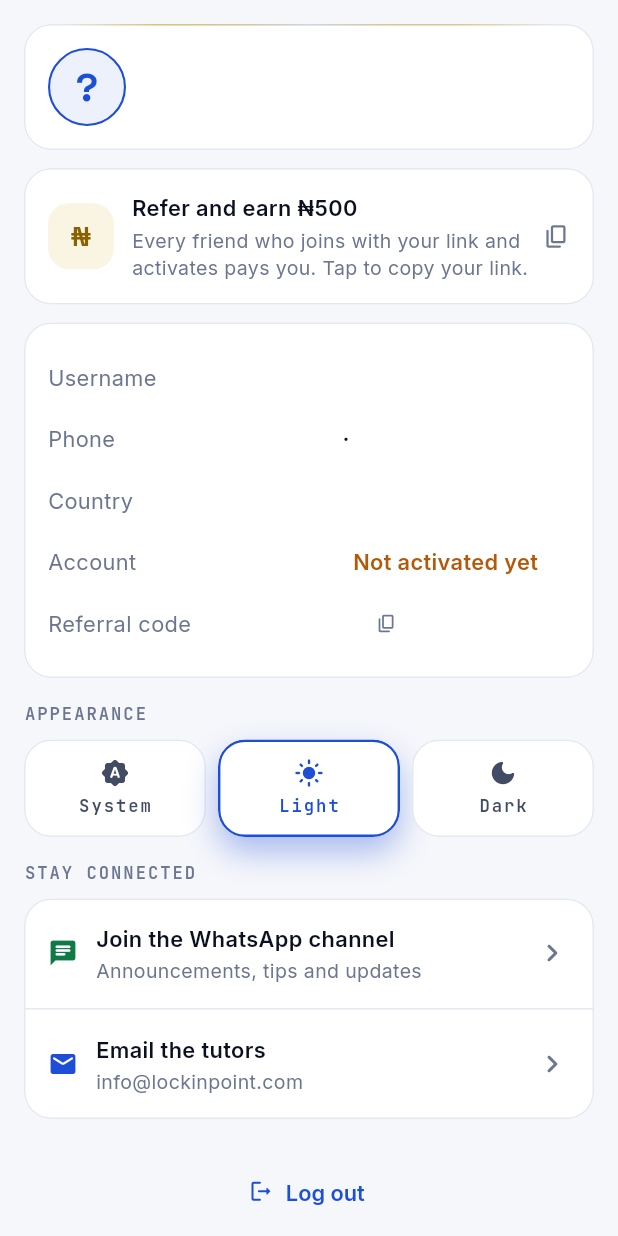
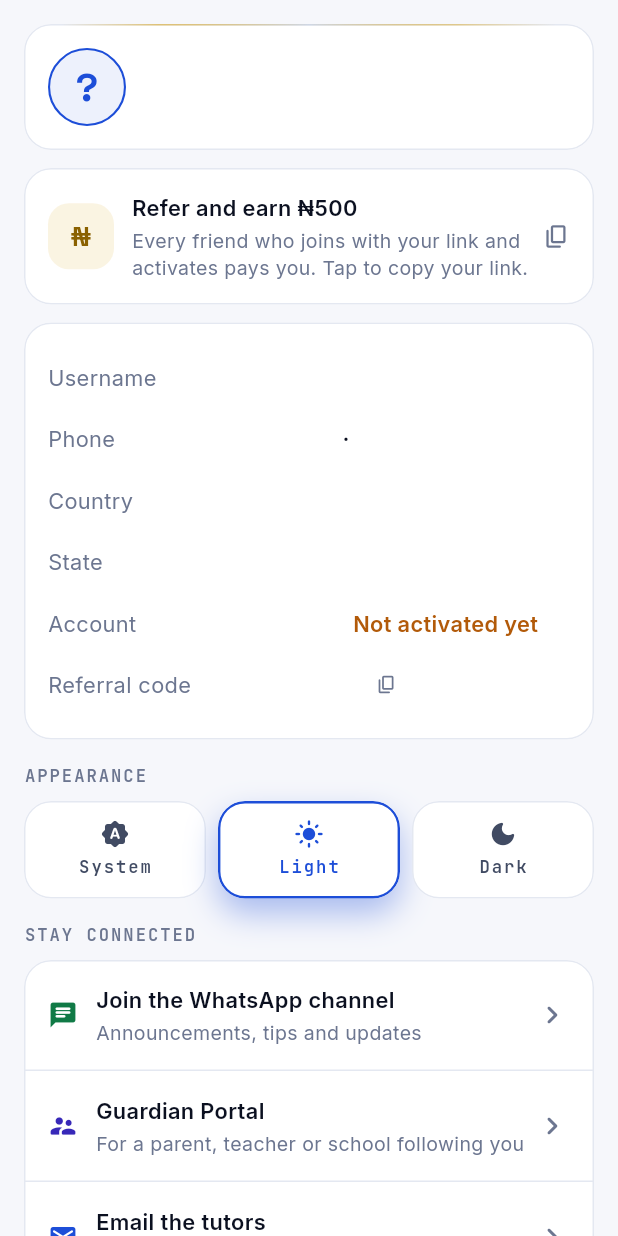
Before and after one commit to isaac2526/lockinpoint-mobile, a Flutter app: the _Content widget shown alone on an empty page, opened directly with empty values, on a phone screen of 412 x 824 dp. Run offline on Flutter 3.47's test engine with Material 3 defaults, Android fonts, the phone set to English and light mode, and no system bars; our stand-ins replace cached_network_image, dio, flutter_html, flutter_riverpod, flutter_secure_storage, shared_preferences; missing offline and left inert: flutter_math_fork; accounts and stored records are empty; network calls fail.

Commit message:
The app carries its Product Key and the door to the Guardian Portal
THE PRODUCT KEY gets its own card in the profile, in indigo, at monoBig — it
is a thing a student READS ALOUD to a parent over the phone, so it has to be
large, tappable to copy, and unambiguous. The caption says plainly what it is
not: "It is not a password and it unlocks nothing on its own." A student who
believes their key is a licence will guard it from the very person meant to
have it.

THE GUARDIAN PORTAL IS A LINK, NOT A SECOND APP. A parent following a
candidate should not have to install, update and sign into another app on a
phone they may share. The profile opens the website. The student app stays a
student app — nothing in it can hold a guardian session.

State joins the record rows now that profiles carry one.

Three new tests: the key is shown, explained as not-a-password and copies on
tap; an account without one yet shows no card at all; and the Guardian Portal
door is reachable by scrolling like every other door.

113 tests pass, analyzer clean.

Co-Authored-By: Claude Opus 5 <noreply@anthropic.com>
Claude-Session: https://claude.ai/code/session_01JF5Wj86tkRr2EmVTtp3UCM

```diff
--- a/lib/core/config.dart
+++ b/lib/core/config.dart
@@ -33,4 +33,12 @@ class AppConfig {
       'https://whatsapp.com/channel/0029Vb7NwWk9hXFD6TSas40m';
 
   static const supportEmail = 'info@lockinpoint.com';
+
+  /// THE GUARDIAN PORTAL IS A WEBSITE, ON PURPOSE.
+  ///
+  /// A parent following a candidate is not a second app to install, keep
+  /// updated and sign into on a phone they may share. It is one page they
+  /// open, so the app simply points at it. The student app stays a student
+  /// app: nothing here can hold a guardian session.
+  static const guardianPortal = '$apiBase/guardian';
 }
--- a/lib/features/profile/profile_screen.dart
+++ b/lib/features/profile/profile_screen.dart
@@ -89,6 +89,8 @@ class _Content extends ConsumerWidget {
     final country = student['countryCode'] as String?;
     final activated = student['activated'] == true;
     final code = student['referralCode'] as String?;
+    final productKey = student['productKey'] as String?;
+    final state = student['state'] as String?;
 
     return ListView(
       physics: const AlwaysScrollableScrollPhysics(),
@@ -194,9 +196,58 @@ class _Content extends ConsumerWidget {
           const SizedBox(height: Gap.md),
         ],
 
+        // ---- the product key -----------------------------------------
+        if (productKey != null && productKey.isNotEmpty) ...[
+          Entrance(
+            index: 2,
+            child: GlassSurface(
+              tier: GlassTier.raised,
+              hue: c.hues.indigo,
+              onTap: () => _copy(
+                context,
+                productKey,
+                'Product Key copied. Give it to your parent or teacher.',
+              ),
+              semanticLabel: 'Your Product Key is $productKey. Tap to copy it.',
+              child: Column(
+                crossAxisAlignment: CrossAxisAlignment.start,
+                children: [
+                  Row(
+                    children: [
+                      Text(
+                        'YOUR PRODUCT KEY',
+                        style: LipType.label.copyWith(color: c.hues.indigo.ink),
+                      ),
+                      const Spacer(),
+                      Icon(
+                        Icons.copy_rounded,
+                        size: 16,
+                        color: c.hues.indigo.ink,
+                      ),
+                    ],
+                  ),
+                  const SizedBox(height: Gap.sm),
+                  Text(
+                    productKey,
+                    style: LipType.monoBig.copyWith(color: c.hues.indigo.ink),
+                  ),
+                  const SizedBox(height: Gap.xs),
+                  Text(
+                    'A parent, teacher or school uses this to follow your '
+                    'progress in the Guardian Portal. It is not a password '
+                    'and it unlocks nothing on its own.',
+                    style: LipType.caption.copyWith(color: c.text3),
+                  ),
+                ],
+              ),
+            ),
+          ),
+          const SizedBox(height: Gap.md),
+        ],
+
         // ---- the record ----------------------------------------------
         Entrance(
-          index: 2,
+          index: 3,
           child: GlassSurface(
             tier: GlassTier.card,
             child: Column(
@@ -209,6 +260,7 @@ class _Content extends ConsumerWidget {
                       : '$dial $phone'.trim(),
                 ),
                 _DetailRow(label: 'Country', value: country ?? '·'),
+                _DetailRow(label: 'State', value: state ?? '·'),
                 _DetailRow(
                   label: 'Account',
                   value: activated ? 'Activated' : 'Not activated yet',
@@ -229,14 +281,14 @@ class _Content extends ConsumerWidget {
         // ---- appearance ----------------------------------------------
         const LipLabel('Appearance'),
         const SizedBox(height: Gap.sm),
-        Entrance(index: 3, child: _ThemeChoice()),
+        Entrance(index: 4, child: _ThemeChoice()),
         const SizedBox(height: Gap.lg),
 
         // ---- reach us ------------------------------------------------
         const LipLabel('Stay connected'),
         const SizedBox(height: Gap.sm),
         Entrance(
-          index: 4,
+          index: 5,
           child: GlassSurface(
             tier: GlassTier.card,
             padding: EdgeInsets.zero,
@@ -249,6 +301,17 @@ class _Content extends ConsumerWidget {
                   subtitle: 'Announcements, tips and updates',
                   onTap: () => launchUrl(
                     Uri.parse(AppConfig.whatsappChannel),
+                    mode: LaunchMode.externalApplication,
+                  ),
+                ),
+                Divider(height: 1, color: c.glassBorder),
+                _LinkRow(
+                  icon: Icons.supervisor_account_rounded,
+                  color: c.hues.indigo.ink,
+                  title: 'Guardian Portal',
+                  subtitle: 'For a parent, teacher or school following you',
+                  onTap: () => launchUrl(
+                    Uri.parse(AppConfig.guardianPortal),
                     mode: LaunchMode.externalApplication,
                   ),
                 ),
```
Also changed, not shown: 1 other file.
